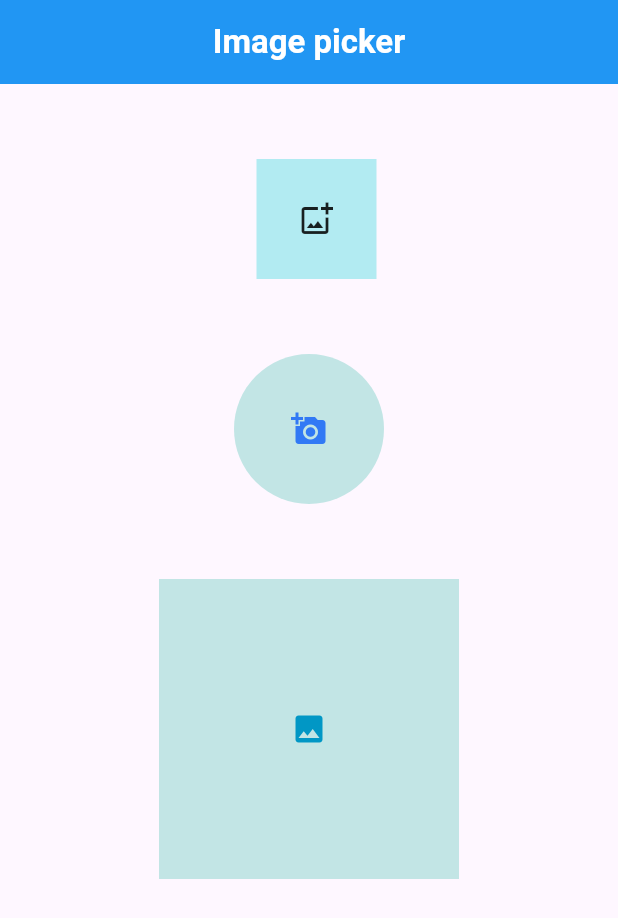
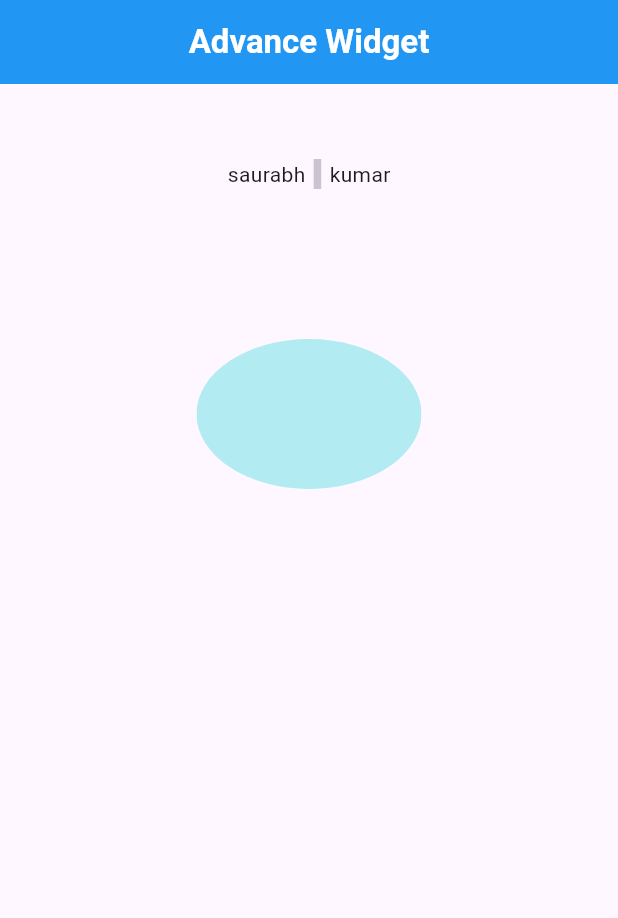
Before and after one commit to saurabhkumar-sk/flutter, a Flutter app: the screen it shows after launch, on a phone screen of 412 x 824 dp. Shown: the top 918 px of the screen. Run offline on Flutter 3.47's test engine with Material 2 defaults, Android fonts, the phone set to English and light mode, and no system bars; our stand-ins replace image_picker; accounts and stored records are empty.

Commit message:
Some advance widget like verticalDivider  Intrinsicheight,ClipOval

```diff
--- /dev/null
+++ b/flipkart/lib/Screens/advance_widget.dart
@@ -0,0 +1,61 @@
+//Vertical Divider , IntrinsicHeight-Intrinsicwidth, ClipOval , ClipRect, ClipRRect, Opacity , Backdropfilter, Transform.
+import 'package:flutter/material.dart';
+
+class AdvanceWidgetScrreen extends StatefulWidget {
+  const AdvanceWidgetScrreen({super.key});
+
+  @override
+  State<AdvanceWidgetScrreen> createState() => _AdvanceWidgetScrreenState();
+}
+
+class _AdvanceWidgetScrreenState extends State<AdvanceWidgetScrreen> {
+  @override
+  Widget build(BuildContext context) {
+    return Scaffold(
+      appBar: AppBar(
+        title: const Center(
+          child: Text(
+            'Advance Widget',
+            style: TextStyle(
+              color: Colors.white,
+              fontWeight: FontWeight.bold,
+            ),
+          ),
+        ),
+      ),
+      body: Column(
+        children: [
+          const SizedBox(
+            height: 50,
+          ),
+          const IntrinsicHeight(
+            child: Row(
+              mainAxisAlignment: MainAxisAlignment.center,
+              children: [
+                Text(
+                  'saurabh',
+                ),
+                VerticalDivider(
+                  thickness: 5,
+                ),
+                Text(
+                  'kumar',
+                ),
+              ],
+            ),
+          ),
+          const SizedBox(
+            height: 100,
+          ),
+          ClipOval(
+            child: Container(
+              height: 100,
+              width: 150,
+              color: Colors.cyan[100],
+            ),
+          )
+        ],
+      ),
+    );
+  }
+}
--- a/flipkart/lib/main.dart
+++ b/flipkart/lib/main.dart
@@ -1,5 +1,5 @@
 import 'package:flutter/material.dart';
-import 'package:my_first_app/Screens/imge_picker.dart';
+import 'package:my_first_app/Screens/advance_widget.dart';
 import 'package:my_first_app/providers/authantification_provider.dart';
 import 'package:my_first_app/providers/consumer_cart_provider.dart';
 import 'package:my_first_app/providers/user_provider.dart';
@@ -63,7 +63,8 @@ class MyApp extends StatelessWidget {
         // home: const ButtonCircle(),
         // home: const ApiUserScreen(),
         // home: const FormScreen(),
-        home: const ImagePickerScreen(),
+        // home: const ImagePickerScreen(),
+        home: const AdvanceWidgetScrreen(),
       ),
     );
   }
```
